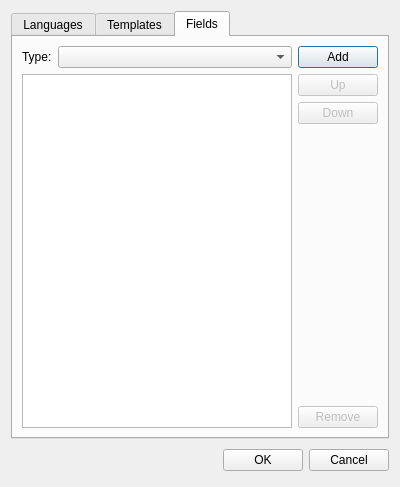
Before: the Qt Designer form source/vocabularymanagerdialog/vocabularysettingsdialog.ui in martin-kudlicka/vocabulary-master, drawn with Qt 5.
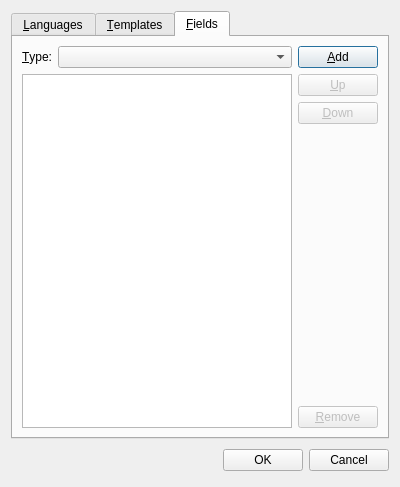
After: the same form once the commit is applied. The open tabs and pages were chosen to show the change.

Patch:
```diff
--- a/source/vocabularymanagerdialog/vocabularysettingsdialog.ui
+++ b/source/vocabularymanagerdialog/vocabularysettingsdialog.ui
@@ -21,7 +21,7 @@
      </property>
      <widget class="QWidget" name="tab">
       <attribute name="title">
-       <string>Languages</string>
+       <string>&amp;Languages</string>
       </attribute>
       <layout class="QVBoxLayout" name="verticalLayout_4">
        <item>
@@ -125,7 +125,7 @@
      </widget>
      <widget class="QWidget" name="tab_2">
       <attribute name="title">
-       <string>Templates</string>
+       <string>&amp;Templates</string>
       </attribute>
       <layout class="QVBoxLayout" name="verticalLayout">
        <item>
@@ -202,7 +202,7 @@
      </widget>
      <widget class="QWidget" name="tab_3">
       <attribute name="title">
-       <string>Fields</string>
+       <string>&amp;Fields</string>
       </attribute>
       <layout class="QVBoxLayout" name="verticalLayout_5">
        <item>
@@ -210,7 +210,7 @@
          <item>
           <widget class="QLabel" name="label_9">
            <property name="text">
-            <string>Type:</string>
+            <string>&amp;Type:</string>
            </property>
            <property name="buddy">
             <cstring>qcbFieldType</cstring>
@@ -230,7 +230,7 @@
          <item>
           <widget class="QPushButton" name="qpbFieldAdd">
            <property name="text">
-            <string>Add</string>
+            <string>&amp;Add</string>
            </property>
           </widget>
          </item>
@@ -253,7 +253,7 @@
               <bool>false</bool>
              </property>
              <property name="text">
-              <string>Up</string>
+              <string>&amp;Up</string>
              </property>
             </widget>
            </item>
@@ -263,7 +263,7 @@
               <bool>false</bool>
              </property>
              <property name="text">
-              <string>Down</string>
+              <string>&amp;Down</string>
              </property>
             </widget>
            </item>
@@ -286,7 +286,7 @@
               <bool>false</bool>
              </property>
              <property name="text">
-              <string>Remove</string>
+              <string>&amp;Remove</string>
              </property>
             </widget>
            </item>
```
Left out of the diff: 16 changed lines with no effect on the pictures.
